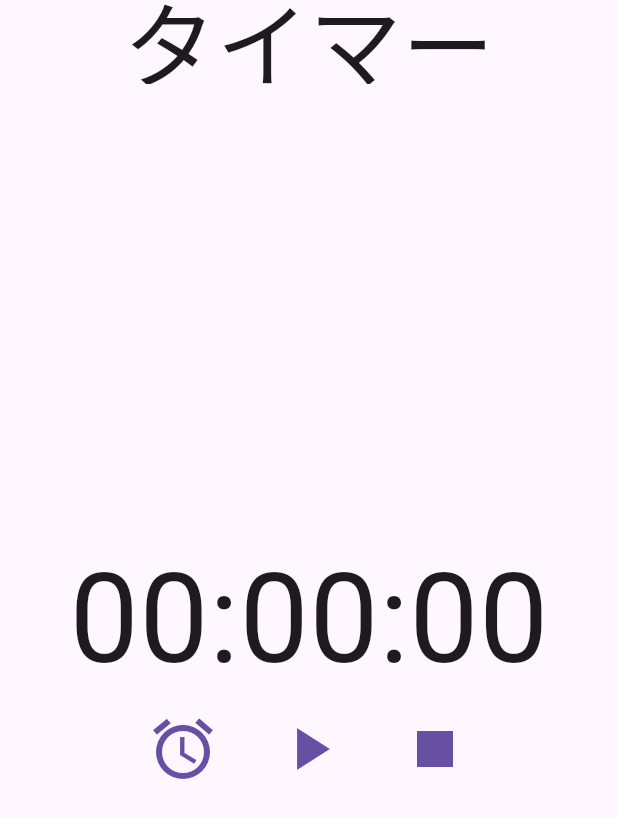
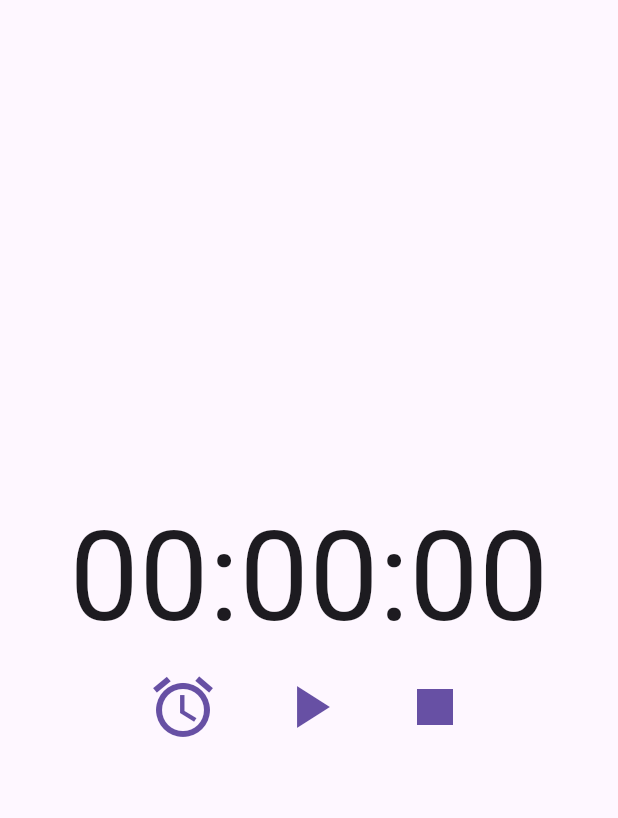
Before and after one commit to bigbenbigben/flutter_timer_app, a Flutter app: the screen it shows after launch, on a phone screen of 412 x 824 dp. Shown: the top 818 px of the screen. Run offline on Flutter 3.47's test engine with Material 3 defaults, Android fonts, the phone set to English and light mode, and no system bars; our stand-ins replace audioplayers.

Commit message:
タイトルバー無くした

```diff
--- a/lib/main.dart
+++ b/lib/main.dart
@@ -270,16 +270,6 @@ class _TimerPageState extends State<TimerPage> {
     // double widthsize_button_position = MediaQuery.of(context).size.width * 0.75;
     double heightsize_button_position = MediaQuery.of(context).size.height * 0.025;
     return Scaffold(
-      appBar: AppBar(
-        title: Column(
-          children: [
-            Center(child: SizedBox(child: Text(
-              'タイマー',
-              style: TextStyle(fontSize: fontSize_title),  // 画面幅に基づいたフォントサイズ
-              ))),
-          ],
-        ),
-      ),
       body: Center(
         child: Column(
           mainAxisAlignment: MainAxisAlignment.center,
```
